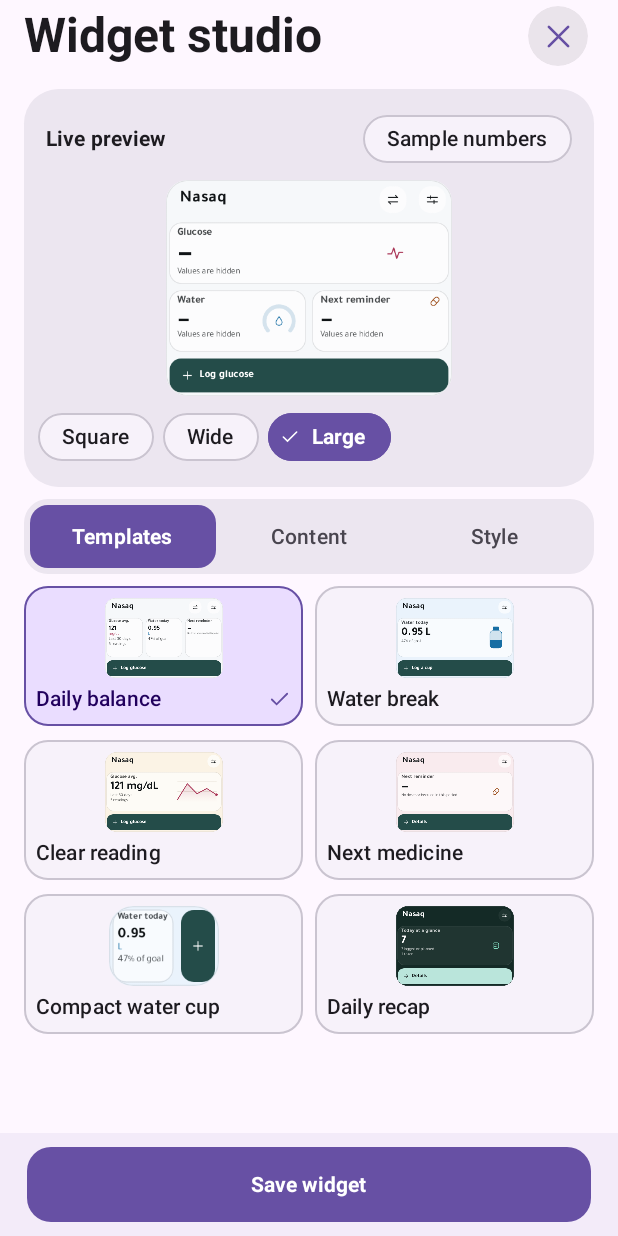
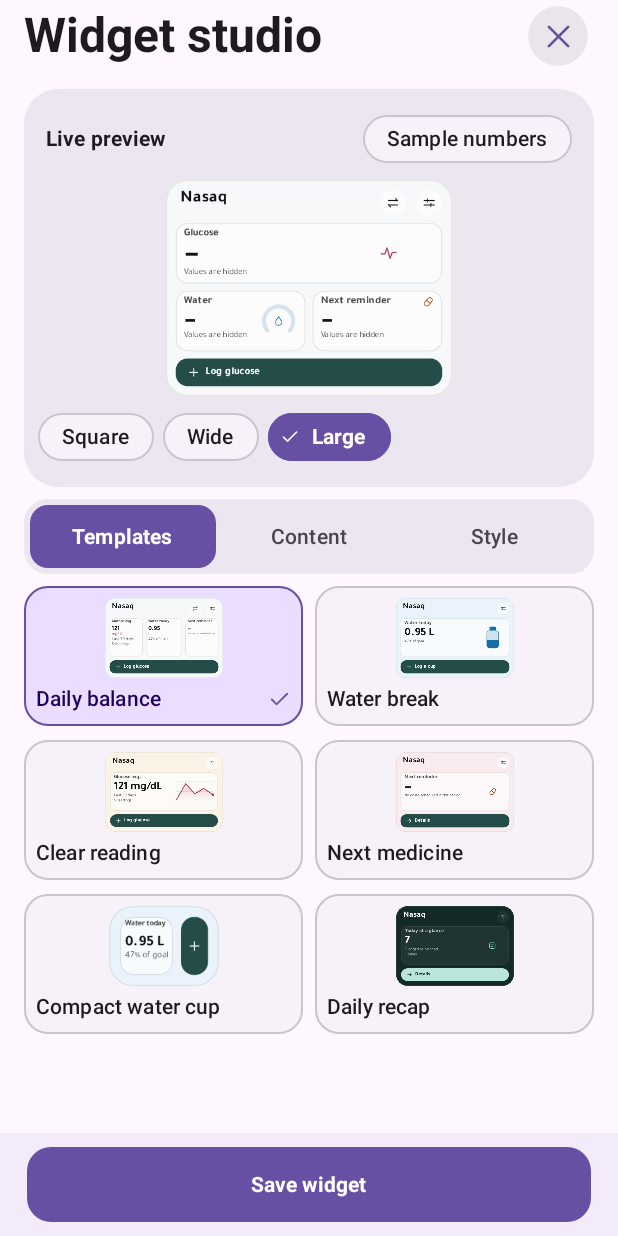
Before and after one commit to Mohamedabdelnaby1/nasaq-android, an Android app built with Jetpack Compose: the composable WidgetStudio shown on its own in the app's theme, on a phone screen of 412 x 824 dp. Run offline under Robolectric (Android 15) with nearby library versions, the phone set to English and light mode, and no system bars.

Commit message:
Release v0.14.1: Keep widget controls clear of rounded edges

```diff
--- a/app/build.gradle.kts
+++ b/app/build.gradle.kts
@@ -13,8 +13,8 @@ android {
         applicationId = "com.yawmi.diabetes"
         minSdk = 26
         targetSdk = 36
-        versionCode = 16
-        versionName = "0.14.0"
+        versionCode = 17
+        versionName = "0.14.1"
         testInstrumentationRunner = "androidx.test.runner.AndroidJUnitRunner"
     }
     compileOptions { sourceCompatibility = JavaVersion.VERSION_1_8; targetCompatibility = JavaVersion.VERSION_1_8; isCoreLibraryDesugaringEnabled = true }
--- a/app/src/main/java/com/yawmi/diabetes/WidgetArt.kt
+++ b/app/src/main/java/com/yawmi/diabetes/WidgetArt.kt
@@ -54,9 +54,10 @@ internal class WidgetContent(private val state: State, look: WidgetLook, now: Lo
 
 object WidgetArt {
     private var fonts: Pair<Typeface, Typeface>? = null
+    private const val WATER_ART_WIDTH = 132f
 
-    internal fun showsWaterGraphic(width: Float, height: Float) =
-        height >= 113f && width >= 97f || width >= 143f && height >= 64f
+    internal fun showsWaterGraphic(card: RectF) =
+        card.height() >= 106f && card.width() >= 90f || card.width() >= WATER_ART_WIDTH && card.height() >= 57f
 
     @Synchronized private fun fonts(context: Context): Pair<Typeface, Typeface> =
         fonts ?: (Typeface.createFromAsset(context.assets, "fonts/tajawal_regular.ttf") to
@@ -100,6 +101,7 @@ object WidgetArt {
         val panel = ColorUtils.setAlphaComponent(ColorUtils.blendARGB(surface, Color.WHITE, if (night) .055f else .67f), 255)
         val fontScale = when (look.font) { "compact" -> .89f; "large" -> 1.14f; else -> 1f }
         val geometry = WidgetLayout.calculate(width.toInt(), height.toInt(), look, rtl)
+        val frame = WidgetFrame(width, height, look.radius)
 
         private fun parse(value: String, fallback: Int) =
             runCatching { ColorUtils.setAlphaComponent(Color.parseColor(value), 255) }.getOrDefault(fallback)
@@ -146,6 +148,7 @@ object WidgetArt {
                 else -> area.left - layout.getLineLeft(0)
             }
             canvas.save()
+            canvas.clipRect(area)
             canvas.translate(x, top)
             layout.draw(canvas)
             canvas.restore()
@@ -267,9 +270,9 @@ object WidgetArt {
         }
 
         private fun metric(kind: String, bounds: RectF, hero: Boolean) {
-            val card = RectF(bounds).apply { inset(3.5f, 3.5f) }
+            val card = frame.inset(bounds)
             val rows = geometry.body == WidgetBody.ROWS
-            val radius = (look.radius * .56f).coerceIn(7f, 20f)
+            val radius = frame.innerRadius
             if (!rows) {
                 box(card, panel, radius)
                 box(RectF(card).apply { inset(.5f, .5f) }, seam, radius, true)
@@ -280,9 +283,10 @@ object WidgetArt {
             }
             val m = content.metric(kind)
             val hue = tone(kind)
-            val roomy = card.width() >= (if (kind == "water") 136f else 171f) && card.height() >= 57
+            val roomy = card.width() >= (if (kind == "water") WATER_ART_WIDTH else 171f) && card.height() >= 57
             val tall = card.height() >= 106
             val micro = card.width() < 90 || card.height() < 47
+            val cramped = card.height() < 34
             val inner = RectF(card).apply { inset(if (micro) 5f else 9f, 0f) }
             val artSize = if (roomy) min(card.height() - 18f, if (hero) 61f else 42f) else if (tall) 36f else 13f
             val artWidth = if (roomy && hero && kind == "glucose") min(102f, card.width() * .36f) else artSize
@@ -296,11 +300,18 @@ object WidgetArt {
                 if (rtl) titleArea.left = art.right + 4 else titleArea.right = art.left - 4
             }
             val readingArea = if (roomy) titleArea else inner
-            val labelY = card.top + if (micro) 3f else if (roomy && tall) 14f else 6f
-            val readingY = labelY + if (micro) 15f else 17f
-            val amountSize = when { micro -> 15f; hero && tall -> 34f; hero && roomy -> 27f; rows -> 18f; else -> 22f }
+            val labelY = card.top + when { cramped -> 1f; micro -> 3f; roomy && tall -> 14f; else -> 6f }
+            val readingY = labelY + when { cramped -> 9f; micro -> 15f; else -> 17f }
+            val amountSize = when {
+                cramped -> min(13f, (card.bottom - readingY - 1f) / fontScale)
+                micro -> 15f
+                hero && tall -> 34f
+                hero && roomy -> 27f
+                rows -> 18f
+                else -> 22f
+            }
             val useUnitLine = m.unit.isNotBlank() && (hero && tall || readingArea.width() < 80 && card.height() >= 62)
-            text(m.label, titleArea, labelY, if (micro) 9.5f else 12f, secondary, bold = true, fit = true)
+            text(m.label, titleArea, labelY, if (cramped) 7.5f else if (micro) 9.5f else 12f, secondary, bold = true, fit = true)
             text(if (useUnitLine) m.amount else m.value, readingArea, readingY, amountSize, ink, bold = true, fit = true)
             val noteY = readingY + amountSize * fontScale + 1f
             if (useUnitLine) text(m.unit, readingArea, noteY, 10f, hue)
@@ -315,7 +326,7 @@ object WidgetArt {
                 if (top + 11 * fontScale <= noteLimit - 2f) text(note, readingArea, top, 10f, secondary, fit = true)
             }
             if (micro) return
-            if (kind == "water" && showsWaterGraphic(bounds.width(), bounds.height())) water(art, hue)
+            if (kind == "water" && showsWaterGraphic(card)) water(art, hue)
             else if (kind == "glucose" && (roomy || tall) && trace(RectF(art).apply { inset(3f, 6f) }, hue)) Unit
             else {
                 val size = if (roomy || tall) min(20f, artSize) else artSize
@@ -325,10 +336,11 @@ object WidgetArt {
 
         private fun control(spot: RectF, kind: String, fill: Int, label: String = "") {
             val fg = contrast(fill)
-            box(spot, fill, (look.radius * .54f).coerceIn(7f, 18f))
+            box(spot, fill, minOf(frame.innerRadius, spot.width() / 2, spot.height() / 2))
             val described = label.isNotEmpty() && spot.width() >= 101f
             val x = if (described) if (rtl) spot.right - 20f else spot.left + 20f else spot.centerX()
-            glyph(kind, x - 7.5f, spot.centerY() - 7.5f, 15f, fg)
+            val icon = minOf(15f, spot.width() - 4f, spot.height() - 4f)
+            if (icon > 0) glyph(kind, x - icon / 2, spot.centerY() - icon / 2, icon, fg)
             if (described) {
                 val space = RectF(spot).apply { if (rtl) { right -= 33; left += 9 } else { left += 33; right -= 9 } }
                 text(label, space, spot.centerY() - 6.5f * fontScale, 12f, fg, bold = true, fit = true)
@@ -336,25 +348,28 @@ object WidgetArt {
         }
 
         fun draw() {
-            val radius = min(look.radius.toFloat(), min(width, height) / 2)
-            val outer = RectF(0f, 0f, width, height)
-            val clip = Path().apply { addRoundRect(outer, radius, radius, Path.Direction.CW) }
-            canvas.save()
-            canvas.clipPath(clip)
-            canvas.drawColor(ColorUtils.setAlphaComponent(surface, look.opacity * 255 / 100))
-            box(RectF(outer).apply { inset(.6f, .6f) }, ColorUtils.setAlphaComponent(seam, look.opacity * 255 / 100), radius, true)
+            val alpha = look.opacity * 255 / 100
+            box(frame.outer, ColorUtils.setAlphaComponent(surface, alpha), frame.radius)
+            box(RectF(frame.outer).apply { inset(.6f, .6f) }, ColorUtils.setAlphaComponent(seam, alpha),
+                frame.radius - .6f, true)
 
             if (geometry.header) {
                 fun headerButton(index: Int, kind: String) {
-                    val center = if (rtl) 22f + index * 44 else width - 22f - index * 44
-                    control(RectF(center - 15, 7f, center + 15, 37f), kind, panel)
+                    val left = if (rtl) index * 44f else width - (index + 1) * 44f
+                    val target = frame.inset(RectF(left, 0f, left + 44f, 44f))
+                    val size = minOf(28f, target.width(), target.height())
+                    val cx = target.centerX()
+                    // Keep both buttons on the same baseline even when one borders the shell.
+                    val cy = (frame.gutter + 40f) / 2
+                    control(RectF(cx - size / 2, cy - size / 2, cx + size / 2, cy + size / 2), kind, panel)
                 }
                 headerButton(0, "settings")
                 if (geometry.cycle) headerButton(1, "cycle")
                 if (look.title && width >= 145f) {
                     val margin = if (geometry.cycle) 91f else 47f
-                    val area = if (rtl) RectF(margin, 0f, width - 15, 44f) else RectF(15f, 0f, width - margin, 44f)
-                    text(words["app"], area, 12f, 19f, ink, bold = true, fit = true)
+                    val edge = frame.gutter + 5f
+                    val area = if (rtl) RectF(margin, 0f, width - edge, 44f) else RectF(edge, 0f, width - margin, 44f)
+                    text(words["app"], area, frame.gutter + 1f, 19f, ink, bold = true, fit = true)
                 }
             }
             geometry.parts.zip(geometry.cells(width, height)).forEachIndexed { i, (kind, area) ->
@@ -362,8 +377,7 @@ object WidgetArt {
             }
             val action = parse(look.accent, if (night) 0xFFBAE5DB.toInt() else 0xFF244C49.toInt())
             fun button(rect: RectF, key: String, color: Int, label: String = "") {
-                rect.inset(4f, 4f)
-                control(rect, key, color, label)
+                control(frame.inset(rect), key, color, label)
             }
             if (geometry.compactAction) {
                 val x = if (rtl) 0f else width - 42
@@ -382,7 +396,6 @@ object WidgetArt {
                     button(undo, "undo", panel)
                 }
             }
-            canvas.restore()
         }
     }
 }
--- a/app/src/main/java/com/yawmi/diabetes/WidgetLayout.kt
+++ b/app/src/main/java/com/yawmi/diabetes/WidgetLayout.kt
@@ -1,6 +1,8 @@
 package com.yawmi.diabetes
 
 import android.graphics.RectF
+import kotlin.math.ceil
+import kotlin.math.min
 
 internal val widgetParts = listOf("glucose", "water", "medication")
 internal val widgetModes = listOf("summary") + widgetParts + "day_summary"
@@ -10,6 +12,22 @@ internal val widgetWaterVisuals = listOf("ring", "bottle", "widget_bars")
 internal val widgetActionTargets = listOf("auto") + widgetParts
 
 internal enum class WidgetBody { SINGLE, FOCUS, ROWS, TILES }
+
+internal class WidgetFrame(width: Float, height: Float, requestedRadius: Int) {
+    val outer = RectF(0f, 0f, width, height)
+    val radius = min(requestedRadius.toFloat(), min(width, height) / 2)
+    // At 45 degrees the rounded outline enters each axis by r * (1 - sqrt(1/2)).
+    val gutter = ceil(radius * .293f) + 3f
+    val innerRadius = (radius - gutter).coerceIn(6f, 19f)
+    private val safe = RectF(outer).apply { inset(gutter, gutter) }
+
+    fun inset(target: RectF, spacing: Float = 4f) = RectF(
+        maxOf(safe.left, target.left + spacing),
+        maxOf(safe.top, target.top + spacing),
+        minOf(safe.right, target.right - spacing),
+        minOf(safe.bottom, target.bottom - spacing)
+    )
+}
 
 internal data class WidgetLayout(
     val body: WidgetBody,
--- a/app/src/main/java/com/yawmi/diabetes/WidgetStudio.kt
+++ b/app/src/main/java/com/yawmi/diabetes/WidgetStudio.kt
@@ -204,8 +204,11 @@ fun WidgetStudio(
                                     look = look.copy(waterVisual = it)
                                 }
                                 val waterIndex = geometry.parts.indexOf("water")
-                                val cell = geometry.cells(preview.width.toFloat(), preview.height.toFloat()).getOrNull(waterIndex)
-                                if (cell == null || !WidgetArt.showsWaterGraphic(cell.width(), cell.height())) {
+                                val width = preview.width.toFloat()
+                                val height = preview.height.toFloat()
+                                val frame = WidgetFrame(width, height, look.radius)
+                                val card = geometry.cells(width, height).getOrNull(waterIndex)?.let { frame.inset(it) }
+                                if (card == null || !WidgetArt.showsWaterGraphic(card)) {
                                     Text(w["widget_water_visual_space"], style = MaterialTheme.typography.bodySmall)
                                 }
                             }
--- a/app/src/main/res/drawable/widget_picker_preview.xml
+++ b/app/src/main/res/drawable/widget_picker_preview.xml
@@ -2,13 +2,13 @@
     android:width="180dp" android:height="144dp" android:viewportWidth="300" android:viewportHeight="240">
     <path android:fillColor="#F6F8FA" android:pathData="M24,0H276Q300,0 300,24V216Q300,240 276,240H24Q0,240 0,216V24Q0,0 24,0Z"/>
     <path android:fillColor="#FFFFFF" android:strokeColor="#DDE4E9" android:strokeWidth="1"
-        android:pathData="M18,47H282Q296,47 296,61V105Q296,119 282,119H18Q4,119 4,105V61Q4,47 18,47Z M18,126H132Q146,126 146,140V174Q146,188 132,188H18Q4,188 4,174V140Q4,126 18,126Z M168,126H282Q296,126 296,140V174Q296,188 282,188H168Q154,188 154,174V140Q154,126 168,126Z"/>
+        android:pathData="M24,47H276Q289,47 289,60V106Q289,119 276,119H24Q11,119 11,106V60Q11,47 24,47Z M24,126H133Q146,126 146,139V175Q146,188 133,188H24Q11,188 11,175V139Q11,126 24,126Z M167,126H276Q289,126 289,139V175Q289,188 276,188H167Q154,188 154,175V139Q154,126 167,126Z"/>
     <path android:strokeColor="#AB3859" android:strokeWidth="2.5" android:strokeLineCap="round"
         android:pathData="M175,95L199,79L224,93L250,70L278,81"/>
     <path android:strokeColor="#176EA4" android:strokeWidth="4" android:strokeLineCap="round" android:pathData="M128,171A13,13 0,1 0,109,171"/>
     <path android:strokeColor="#9B4C18" android:strokeWidth="2" android:strokeLineCap="round" android:pathData="M260,158L270,148A5,5 0,0 1,277,155L267,165A5,5 0,0 1,260,158Z M264,154L271,161"/>
     <path android:strokeColor="#1A2928" android:strokeWidth="6" android:strokeLineCap="round"
         android:pathData="M17,26H60 M16,67H70 M16,95H105 M16,147H65 M165,147H218 M16,171H47 M165,171H198"/>
-    <path android:fillColor="#244C49" android:pathData="M18,194H282Q296,194 296,208V222Q296,236 282,236H18Q4,236 4,222V208Q4,194 18,194Z"/>
+    <path android:fillColor="#244C49" android:pathData="M24,197H276Q289,197 289,210V216Q289,229 276,229H24Q11,229 11,216V210Q11,197 24,197Z"/>
     <path android:strokeColor="#FFFFFF" android:strokeWidth="2" android:strokeLineCap="round" android:pathData="M16,215H28 M22,209V221 M40,215H100"/>
 </vector>
```
Also changed, not shown: app/src/main/res/drawable-ar-nodpi/widget_picker_preview.png, 6 other files.
